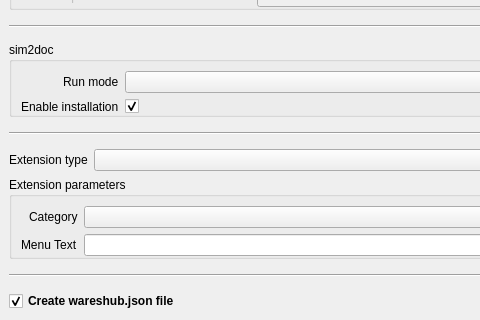
First picture: the form in src/openfluid/ui/waresdev/NewWareDialog.ui, repository OpenFLUID/openfluid, before the edit; both pictures show x 0 to 480 and y 287 to 607 of the 644 by 719 pixel window.
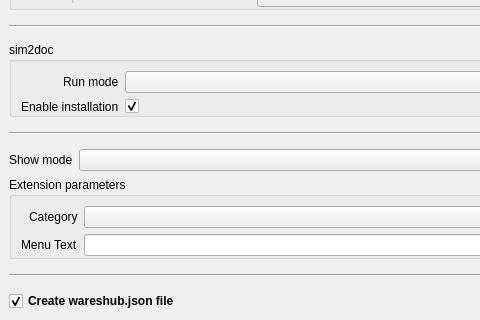
Second picture: the form after the edit.

Commit message:
Refactor parameterization UIs as Builder-extensions
* Refactored Builder-extensions management and properties
* Adapted CMake module
* Adapted waresdev templates
* Cleaned code

(closes OpenFLUID/openfluid#593)

Patch:
```diff
--- a/src/openfluid/ui/waresdev/NewWareDialog.ui
+++ b/src/openfluid/ui/waresdev/NewWareDialog.ui
@@ -444,7 +444,7 @@
           <item row="0" column="0">
            <widget class="QLabel" name="BextType_label">
             <property name="text">
-             <string>Extension type</string>
+             <string>Show mode</string>
             </property>
            </widget>
           </item>
```
The commit also changes 76 other files.
